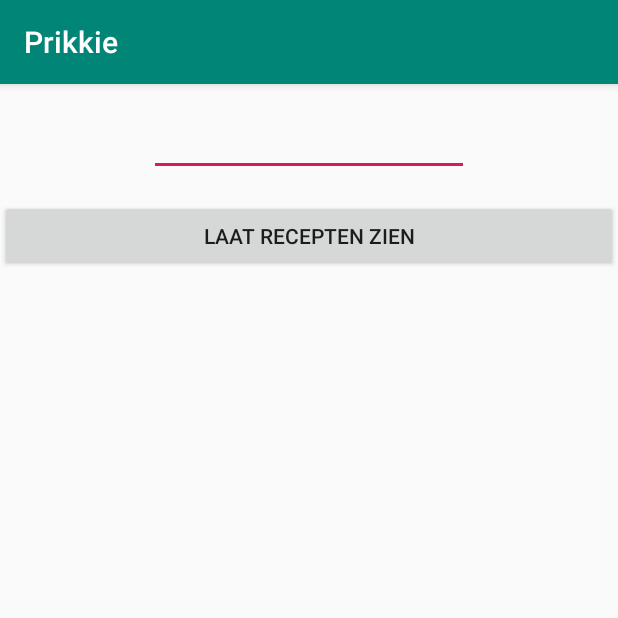
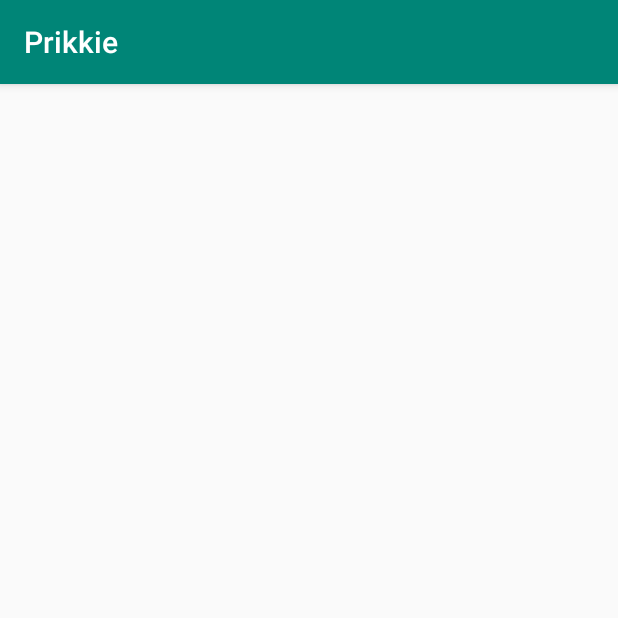
Before and after one commit to stefangrebenar/Prikkie, an Android app: the screen it shows after launch (MainActivity), on a phone screen of 412 x 824 dp, the top half of it. Run offline under Robolectric (Android 15) with nearby library versions, the phone set to English and light mode, and no system bars.

Commit message:
Moved to new activity

```diff
--- a/app/src/main/AndroidManifest.xml
+++ b/app/src/main/AndroidManifest.xml
@@ -9,6 +9,7 @@
         android:roundIcon="@mipmap/ic_launcher_round"
         android:supportsRtl="true"
         android:theme="@style/AppTheme">
+        <activity android:name=".BudgetActivity"></activity>
         <activity android:name=".MainActivity">
             <intent-filter>
                 <action android:name="android.intent.action.MAIN" />
--- a/app/src/main/java/com/example/prikkie/MainActivity.java
+++ b/app/src/main/java/com/example/prikkie/MainActivity.java
@@ -13,32 +13,11 @@ import android.widget.Toast;
 
 public class MainActivity extends AppCompatActivity {
 
-    EditText budgetID;
-    public static final String USER_PREF = "USER_PREF";
-    public static final String KEY_BUDGET = "KEY_BUDGET";
-    SharedPreferences sp;
 
     @Override
     protected void onCreate(Bundle savedInstanceState) {
 
         super.onCreate(savedInstanceState);
         setContentView(R.layout.activity_main);
-
-        budgetID = (EditText) findViewById(R.id.budgetID);
-        sp = getSharedPreferences(USER_PREF, Context.MODE_PRIVATE);
-
-        if (sp.contains(KEY_BUDGET)) {
-            budgetID.setText(String.valueOf(sp.getInt(KEY_BUDGET, 0)));
-        }
-    }
-
-    public void sendBudget(View view) {
-
-        int budget = Integer.valueOf(budgetID.getText().toString());
-        SharedPreferences.Editor editor = sp.edit();
-        editor.putInt(KEY_BUDGET, budget);
-        editor.apply();
-
-        Toast.makeText(this, "Saved!", Toast.LENGTH_SHORT).show();
     }
 }
--- a/app/src/main/res/layout/activity_main.xml
+++ b/app/src/main/res/layout/activity_main.xml
@@ -6,28 +6,5 @@
     android:layout_height="match_parent"
     tools:context=".MainActivity">
 
-    <EditText
-        android:id="@+id/budgetID"
-        android:layout_width="213dp"
-        android:layout_height="wrap_content"
-        android:layout_marginStart="16dp"
-        android:layout_marginTop="16dp"
-        android:layout_marginEnd="16dp"
-        android:ems="10"
-        android:inputType="numberDecimal"
-        app:layout_constraintEnd_toEndOf="parent"
-        app:layout_constraintStart_toStartOf="parent"
-        app:layout_constraintTop_toTopOf="parent" />
-
-    <Button
-        android:id="@+id/showRecipesID"
-        android:layout_width="0dp"
-        android:layout_height="wrap_content"
-        android:layout_marginTop="16dp"
-        android:onClick="sendBudget"
-        android:text="@string/button_recipes"
-        app:layout_constraintEnd_toEndOf="parent"
-        app:layout_constraintStart_toStartOf="parent"
-        app:layout_constraintTop_toBottomOf="@+id/budgetID" />
 
 </androidx.constraintlayout.widget.ConstraintLayout>
```
Also changed, not shown: app/src/main/java/com/example/prikkie/BudgetActivity.java (added, +42 -0 lines), app/src/main/res/layout/activity_budget.xml (added, +33 -0 lines).
